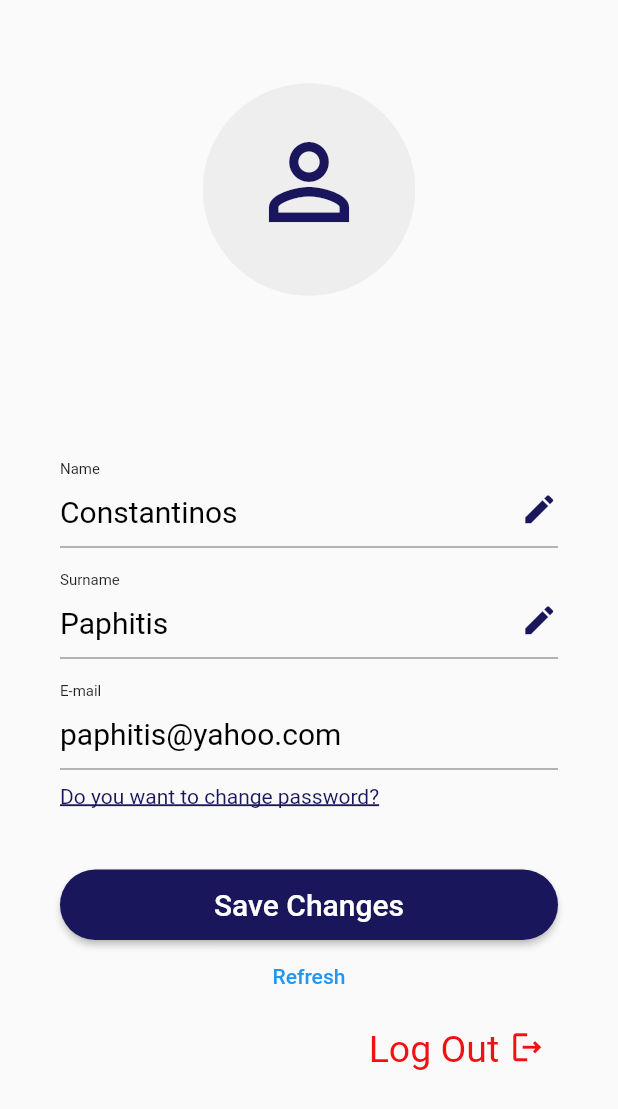
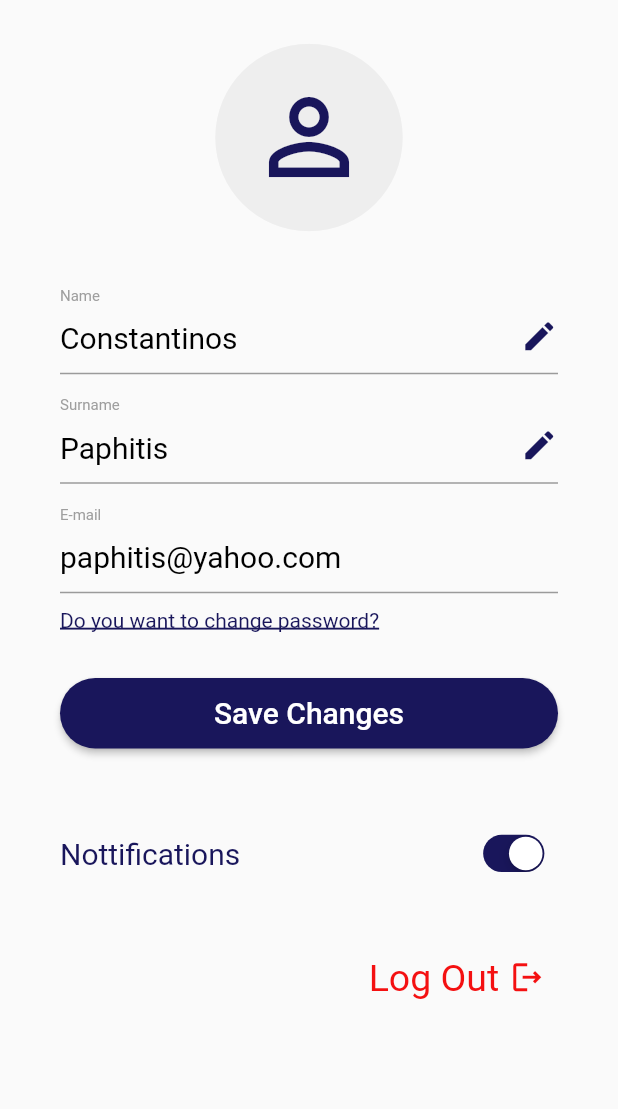
Before and after one commit to Nick-Theodosiou/shoppy, a Flutter app: the AccountScreen screen opened directly, on a phone screen of 412 x 824 dp. Shown: the top 1109 px of the screen. Run offline on Flutter 3.47's test engine with Material 2 defaults, Android fonts, the phone set to English and light mode, and no system bars; our stand-ins replace flutter_keyboard_visibility; missing offline and left inert: mysql1.

Commit message:
Added functionalities to the account screen

```diff
--- a/lib/screens/AccountScreen.dart
+++ b/lib/screens/AccountScreen.dart
@@ -1,9 +1,9 @@
+import 'package:flutter/cupertino.dart';
 import 'package:flutter/material.dart';
 import 'package:shoppy/DataController.dart';
 import 'package:shoppy/main.dart';
 import 'package:shoppy/styles/colors.dart';
 import '../models/User.dart';
-import 'ForgotPasswordScreen.dart';
 
 class AccountScreen extends StatefulWidget {
   const AccountScreen({super.key});
@@ -19,17 +19,23 @@ class AlwaysDisabledFocusNode extends FocusNode {
 
 class _AccountScreenState extends State<AccountScreen> {
   // User user = localUser;
+  bool _notificationsEnabled = true;
+
+  void _updateNotifications(bool notifications) {
+    _notificationsEnabled = notifications;
+  }
 
   @override
   Widget build(BuildContext context) {
     return Scaffold(
       body: Align(
         alignment: Alignment.topCenter,
+        child: SingleChildScrollView(
           child: Column(
             children: [
               Container(
                 padding: EdgeInsets.only(
-                top: MediaQuery.of(context).size.height * 0.05,
+                  top: MediaQuery.of(context).size.height * 0.02,
                 ),
                 child: Stack(
                   children: [
@@ -37,14 +43,14 @@ class _AccountScreenState extends State<AccountScreen> {
                       alignment: Alignment.topCenter,
                       child: Icon(
                         Icons.circle,
-                      size: 170,
+                        size: 150,
                         color: Color.fromARGB(53, 190, 190, 190),
                       ),
                     ),
                     Align(
                       alignment: Alignment.topCenter,
                       child: Padding(
-                      padding: const EdgeInsets.only(top: 40.0),
+                        padding: const EdgeInsets.only(top: 35.0),
                         child: Icon(
                           Icons.person_outline,
                           size: 80,
@@ -60,25 +66,26 @@ class _AccountScreenState extends State<AccountScreen> {
                   left: 40,
                   right: 40,
                   bottom: 60,
-                top: 100,
+                  top: 30,
                 ),
                 child: Column(
                   children: [
                     const Align(
                       alignment: Alignment.centerLeft,
                       child: Text("Name",
-                        style: TextStyle(fontSize: 10, height: 0.6)),
+                          style: TextStyle(
+                              fontSize: 10, height: 0.5, color: Colors.grey)),
                     ),
                     Stack(
                       children: [
                         TextFormField(
-                          style: TextStyle(
+                            style: const TextStyle(
                               fontSize: 20,
                             ),
                             decoration: const InputDecoration(
                                 hintText: 'Constantinos',
-                              hintStyle:
-                                  TextStyle(fontSize: 20, color: Colors.black)),
+                                hintStyle: TextStyle(
+                                    fontSize: 20, color: Colors.black)),
                             textAlign: TextAlign.left),
                         Padding(
                           padding: const EdgeInsets.only(top: 10),
@@ -93,24 +100,25 @@ class _AccountScreenState extends State<AccountScreen> {
                         ),
                       ],
                     ),
-                  SizedBox(
+                    const SizedBox(
                       height: 20,
                     ),
                     const Align(
                       alignment: Alignment.centerLeft,
                       child: Text("Surname",
-                        style: TextStyle(fontSize: 10, height: 0.6)),
+                          style: TextStyle(
+                              fontSize: 10, height: 0.5, color: Colors.grey)),
                     ),
                     Stack(
                       children: [
                         TextFormField(
-                          style: TextStyle(
+                            style: const TextStyle(
                               fontSize: 20,
                             ),
                             decoration: const InputDecoration(
                                 hintText: 'Paphitis',
-                              hintStyle:
-                                  TextStyle(fontSize: 20, color: Colors.black)),
+                                hintStyle: TextStyle(
+                                    fontSize: 20, color: Colors.black)),
                             textAlign: TextAlign.left),
                         Padding(
                           padding: const EdgeInsets.only(top: 10),
@@ -137,13 +145,14 @@ class _AccountScreenState extends State<AccountScreen> {
                     //     ),
                     //   ),
                     // ),
-                  SizedBox(
+                    const SizedBox(
                       height: 20,
                     ),
                     const Align(
                       alignment: Alignment.centerLeft,
                       child: Text("E-mail",
-                        style: TextStyle(fontSize: 10, height: 0.6)),
+                          style: TextStyle(
+                              fontSize: 10, height: 0.5, color: Colors.grey)),
                     ),
                     TextFormField(
                         decoration: const InputDecoration(
@@ -168,9 +177,10 @@ class _AccountScreenState extends State<AccountScreen> {
                         ),
                       ),
                     ),
-                  Padding(
-                    padding: const EdgeInsets.only(top: 40),
-                    child: ElevatedButton(
+                    const SizedBox(
+                      height: 30,
+                    ),
+                    ElevatedButton(
                       onPressed: () {},
                       style: ElevatedButton.styleFrom(
                         minimumSize: const Size.fromHeight(47),
@@ -179,27 +189,57 @@ class _AccountScreenState extends State<AccountScreen> {
                           borderRadius: BorderRadius.circular(30),
                         ),
                       ),
-                      child: Text(
+                      child: const Text(
                         'Save Changes',
                         style: TextStyle(fontSize: 20, color: Colors.white),
                       ),
                     ),
+                    const SizedBox(
+                      height: 50,
                     ),
+                    Row(
+                      mainAxisAlignment: MainAxisAlignment.spaceBetween,
+                      children: [
+                        Text(
+                          'Nottifications',
+                          style:
+                              TextStyle(fontSize: 20, color: ShoppyColors.blue),
+                        ),
+                        Transform.scale(
+                          scale: 0.8,
+                          child: CupertinoSwitch(
+                              value: _notificationsEnabled,
+                              activeColor: ShoppyColors.blue,
+                              onChanged: (value) {
+                                setState(() {
+                                  _notificationsEnabled =
+                                      !_notificationsEnabled;
+                                  _updateNotifications(value);
+                                });
+                              }),
+                        ),
+                      ],
+                    ),
+                    // TextButton(
+                    //   child: const Text("Refresh"),
+                    //   onPressed: () {
+                    //     // getAccountDataDB(user.email);
+                    //     // setState(() {
+                    //     //   user = localUser;
+                    //     // });
+                    //   },
+                    // ),
+                    const SizedBox(
+                      height: 40,
+                    ),
+                    Column(
+                      mainAxisSize: MainAxisSize.max,
+                      children: [
                         TextButton(
-                    child: Text("Refresh"),
-                    onPressed: () {
-                      // getAccountDataDB(user.email);
-                      // setState(() {
-                      //   user = localUser;
-                      // });
-                    },
-                  ),
-
-                  TextButton(
-                    style: ButtonStyle(
-                      overlayColor:
-                          MaterialStateProperty.all(Colors.transparent),
-                    ),
+                          // style: ButtonStyle(
+                          //   overlayColor:
+                          //       MaterialStateProperty.all(Colors.transparent),
+                          // ),
                           child: Align(
                             alignment: Alignment.centerRight,
                             child: RichText(
@@ -209,7 +249,8 @@ class _AccountScreenState extends State<AccountScreen> {
                                   TextSpan(
                                     text: "Log Out ",
                                     style: TextStyle(
-                                    fontSize: 25, color: ShoppyColors.red)),
+                                        fontSize: 25, color: ShoppyColors.red),
+                                  ),
                                   WidgetSpan(
                                     child: Icon(
                                       Icons.logout_outlined,
@@ -230,11 +271,14 @@ class _AccountScreenState extends State<AccountScreen> {
                           },
                         ),
                       ],
+                    ),
+                  ],
                 ), //
               ),
             ],
           ),
         ),
+      ),
     );
   }
 }
```
Also changed, not shown: lib/screens/SignUpScreen.dart (+19 -14 lines). Lines whose indentation alone changed are shown as unchanged.
